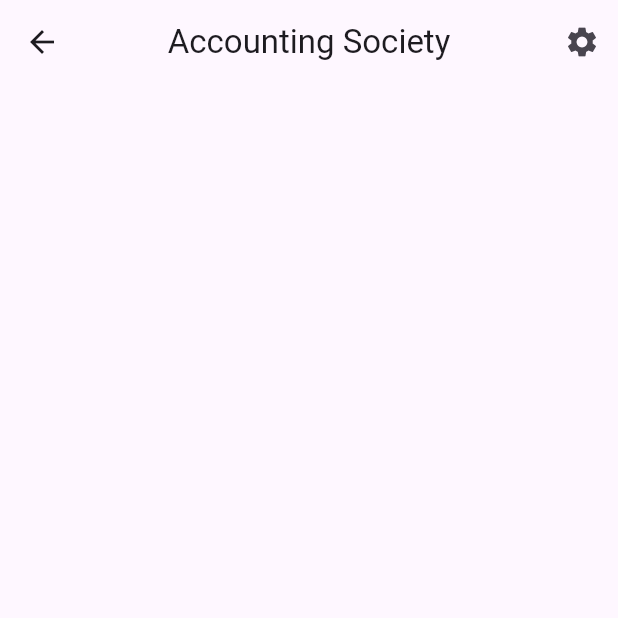
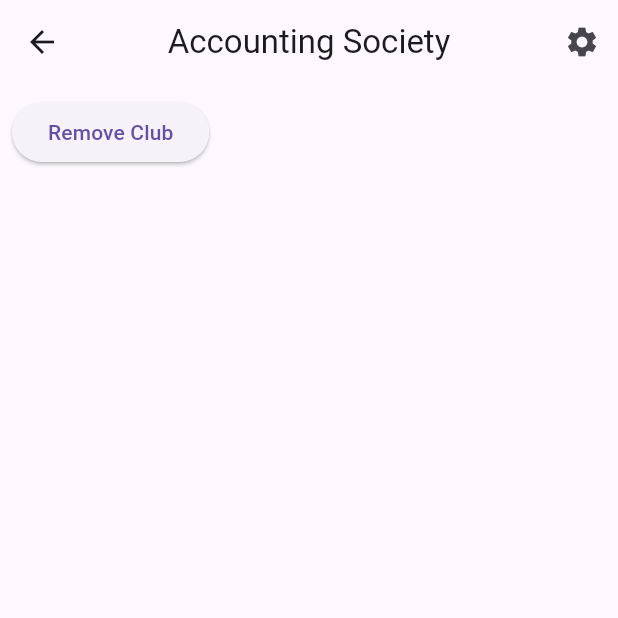
Before and after one commit to sehyeon97/CBU-Clubs, a Flutter app: the ClubHome screen opened directly with sample values from the repository, on a phone screen of 412 x 824 dp, the top half of it. Run offline on Flutter 3.47's test engine with Material 3 defaults, Android fonts, the phone set to English and light mode, and no system bars; our stand-ins replace cloud_firestore, firebase_core, flutter_riverpod; accounts and stored records are empty.

Commit message:
modify club in db

```diff
--- a/lib/widgets/club/info.dart
+++ b/lib/widgets/club/info.dart
@@ -20,12 +20,12 @@ class ClubInfo extends ConsumerWidget {
     final usersClubs = ref.read(userProvider.notifier);
 
     Future<void> addClub(Club club) async {
-      final CollectionReference userRef = FirebaseFirestore.instance.collection('users');
-      //await userRef.doc('Nathan DeVries').collection('clubs').add(club.toMap());
       CollectionReference clubs = FirebaseFirestore.instance.collection('clubs');
+      //CollectionReference userRef = FirebaseFirestore.instance.collection('users');
 
       try {
-        await clubs.add(club.toMap());
+        await clubs.doc(club.name).set(club.toMap());
+        //await userRef.doc('nsdevries').collection('clubs').add(club.toMap());
       } catch (e) {
         print("Failed to add club: $e");
       }
@@ -49,7 +49,8 @@ class ClubInfo extends ConsumerWidget {
               availableClubs.removeClub(club);
               Navigator.of(context).pop();
             },
-              child: const Text("Join Now"))
+            child: const Text("Join Now")
+          )
         ],
       ),
     );
--- a/lib/widgets/club/selected_club_home.dart
+++ b/lib/widgets/club/selected_club_home.dart
@@ -1,5 +1,7 @@
 import 'package:club/models/club.dart';
 import 'package:flutter/material.dart';
+
+import 'package:cloud_firestore/cloud_firestore.dart';
 
 class ClubHome extends StatelessWidget {
   const ClubHome({
@@ -11,6 +13,16 @@ class ClubHome extends StatelessWidget {
 
   @override
   Widget build(BuildContext context) {
+    Future<void> removeClub(Club club) async {
+      DocumentReference document = FirebaseFirestore.instance.collection('clubs').doc(club.name);
+
+      try {
+        await document.delete();
+      } catch (e) {
+        print("Failed to delete club: $e");
+      }
+    }
+
     return Scaffold(
       appBar: AppBar(
         leading: IconButton(
@@ -30,7 +42,18 @@ class ClubHome extends StatelessWidget {
       ),
       body: Padding(
         padding: const EdgeInsets.all(8.0),
-        child: ListView.builder(itemBuilder: (context, index) {}),
+        // child: ListView.builder(itemBuilder: (context, index) {}),
+        child: Column(
+          children: [
+            ElevatedButton(
+              onPressed: () {
+                removeClub(club);
+                Navigator.of(context).pop();
+              },
+              child: const Text("Remove Club"),
+            )
+          ]
+        )
       ),
     );
   }
```
Lines whose indentation alone changed are shown as unchanged.
